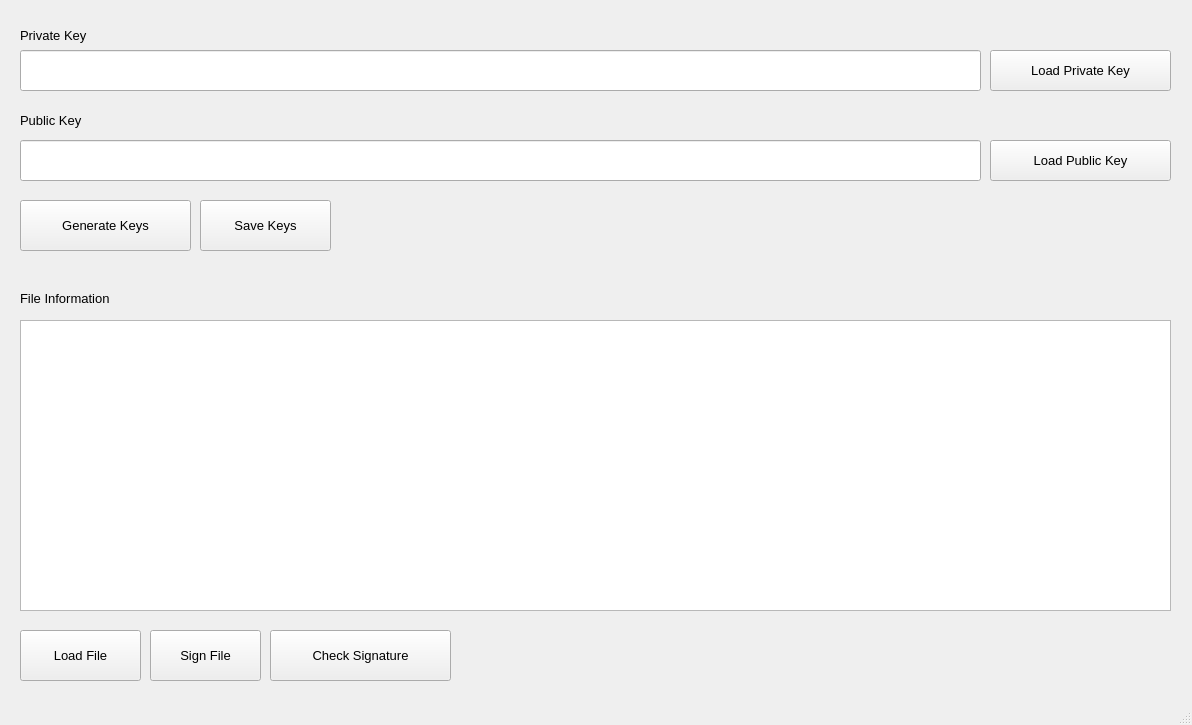
First picture: the form in ui/dsa.ui, repository AstroTitanus/DSA, before the edit.
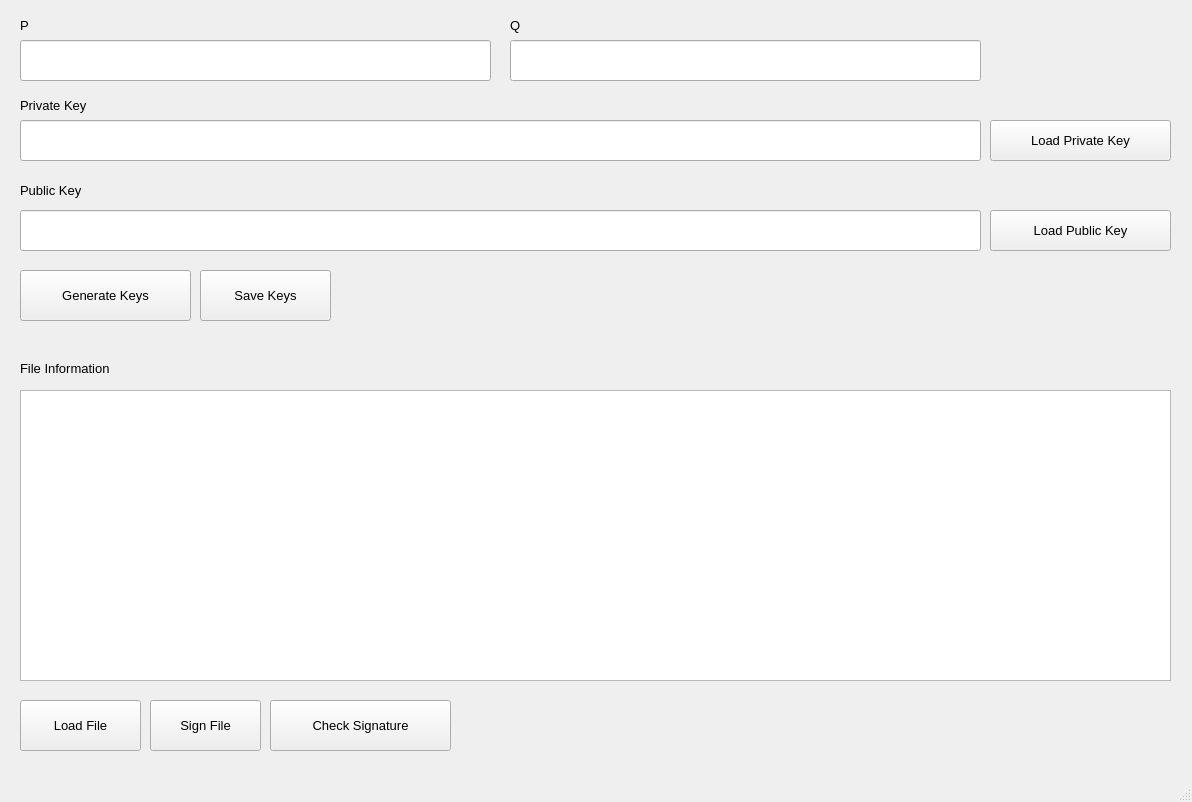
Second picture: the form after the edit.

Commit message: added p and q values in ui when generating new RSA

```diff
--- a/ui/dsa.ui
+++ b/ui/dsa.ui
@@ -7,7 +7,7 @@
     <x>0</x>
     <y>0</y>
     <width>1192</width>
-    <height>725</height>
+    <height>802</height>
    </rect>
   </property>
   <property name="windowTitle">
@@ -18,7 +18,7 @@
     <property name="geometry">
      <rect>
       <x>990</x>
-      <y>50</y>
+      <y>120</y>
       <width>181</width>
       <height>41</height>
      </rect>
@@ -36,7 +36,7 @@
     <property name="geometry">
      <rect>
       <x>20</x>
-      <y>320</y>
+      <y>390</y>
       <width>1151</width>
       <height>291</height>
      </rect>
@@ -54,7 +54,7 @@
     <property name="geometry">
      <rect>
       <x>20</x>
-      <y>50</y>
+      <y>120</y>
       <width>961</width>
       <height>41</height>
      </rect>
@@ -75,7 +75,7 @@
     <property name="geometry">
      <rect>
       <x>990</x>
-      <y>140</y>
+      <y>210</y>
       <width>181</width>
       <height>41</height>
      </rect>
@@ -93,7 +93,7 @@
     <property name="geometry">
      <rect>
       <x>20</x>
-      <y>10</y>
+      <y>80</y>
       <width>121</width>
       <height>51</height>
      </rect>
@@ -111,7 +111,7 @@
     <property name="geometry">
      <rect>
       <x>20</x>
-      <y>140</y>
+      <y>210</y>
       <width>961</width>
       <height>41</height>
      </rect>
@@ -129,7 +129,7 @@
     <property name="geometry">
      <rect>
       <x>20</x>
-      <y>100</y>
+      <y>170</y>
       <width>121</width>
       <height>41</height>
      </rect>
@@ -147,7 +147,7 @@
     <property name="geometry">
      <rect>
       <x>20</x>
-      <y>200</y>
+      <y>270</y>
       <width>171</width>
       <height>51</height>
      </rect>
@@ -165,7 +165,7 @@
     <property name="geometry">
      <rect>
       <x>200</x>
-      <y>200</y>
+      <y>270</y>
       <width>131</width>
       <height>51</height>
      </rect>
@@ -183,7 +183,7 @@
     <property name="geometry">
      <rect>
       <x>20</x>
-      <y>290</y>
+      <y>360</y>
       <width>171</width>
       <height>16</height>
      </rect>
@@ -201,7 +201,7 @@
     <property name="geometry">
      <rect>
       <x>20</x>
-      <y>630</y>
+      <y>700</y>
       <width>121</width>
       <height>51</height>
      </rect>
@@ -219,7 +219,7 @@
     <property name="geometry">
      <rect>
       <x>150</x>
-      <y>630</y>
+      <y>700</y>
       <width>111</width>
       <height>51</height>
      </rect>
@@ -237,7 +237,7 @@
     <property name="geometry">
      <rect>
       <x>270</x>
-      <y>630</y>
+      <y>700</y>
       <width>181</width>
       <height>51</height>
      </rect>
@@ -251,6 +251,72 @@
      <string>Check Signature</string>
     </property>
    </widget>
+   <widget class="QLabel" name="label_4">
+    <property name="geometry">
+     <rect>
+      <x>20</x>
+      <y>10</y>
+      <width>81</width>
+      <height>31</height>
+     </rect>
+    </property>
+    <property name="font">
+     <font>
+      <pointsize>10</pointsize>
+     </font>
+    </property>
+    <property name="text">
+     <string>P</string>
+    </property>
+   </widget>
+   <widget class="QLineEdit" name="pOut">
+    <property name="geometry">
+     <rect>
+      <x>20</x>
+      <y>40</y>
+      <width>471</width>
+      <height>41</height>
+     </rect>
+    </property>
+    <property name="font">
+     <font>
+      <pointsize>10</pointsize>
+     </font>
+    </property>
+   </widget>
+   <widget class="QLineEdit" name="qOut">
+    <property name="geometry">
+     <rect>
+      <x>510</x>
+      <y>40</y>
+      <width>471</width>
+      <height>41</height>
+     </rect>
+    </property>
+    <property name="font">
+     <font>
+      <pointsize>10</pointsize>
+     </font>
+    </property>
+   </widget>
+   <widget class="QLabel" name="label_5">
+    <property name="geometry">
+     <rect>
+      <x>510</x>
+      <y>10</y>
+      <width>51</width>
+      <height>31</height>
+     </rect>
+    </property>
+    <property name="font">
+     <font>
+      <pointsize>10</pointsize>
+     </font>
+    </property>
+    <property name="text">
+     <string>Q</string>
+    </property>
+   </widget>
   </widget>
   <widget class="QMenuBar" name="menubar">
    <property name="geometry">
```
The commit also changes 1 other file.
